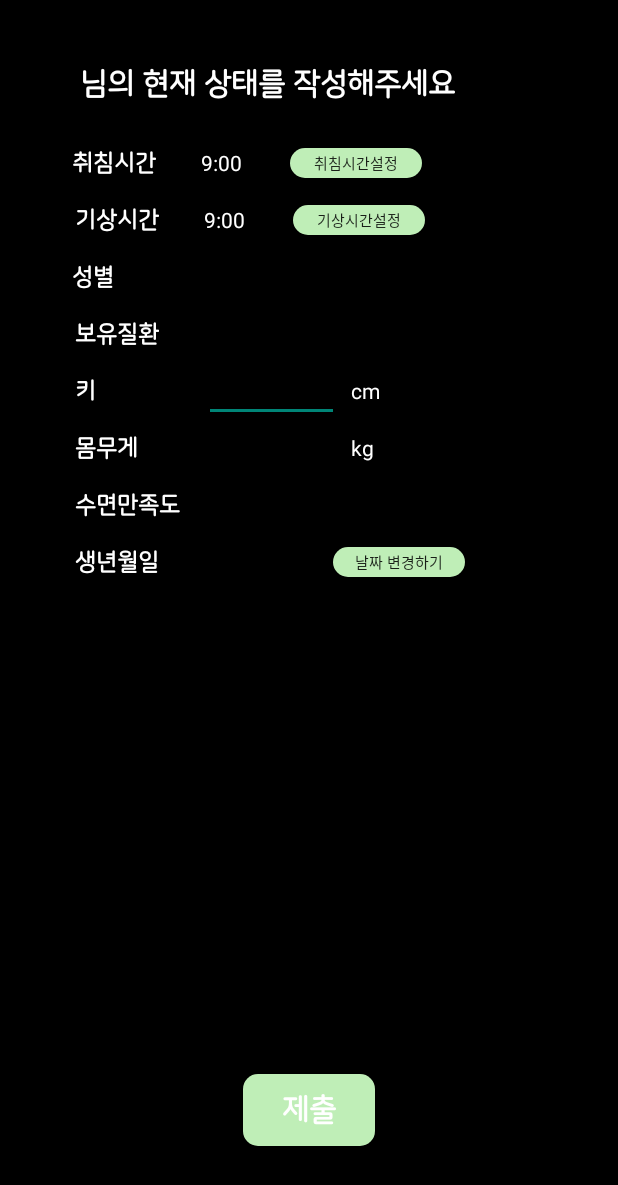
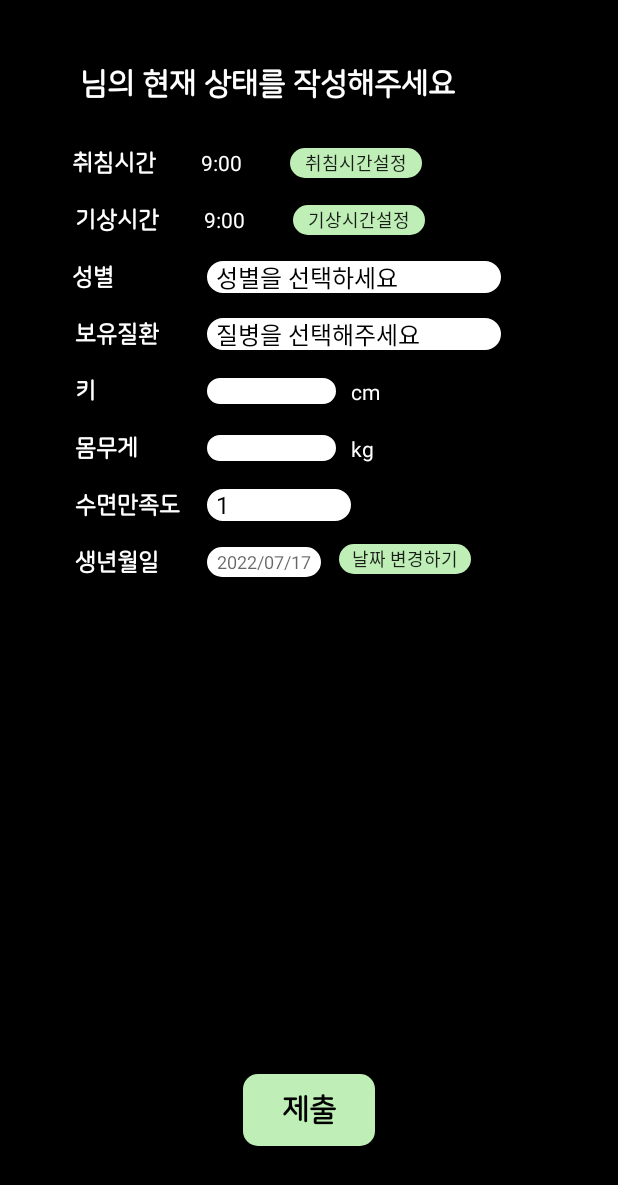
Before and after one commit to SeokCheol-Lee/MedexHealing, an Android app: the SurveyActivity screen opened directly, with no data from a screen before it, on a phone screen of 412 x 824 dp. Shown: the top 1185 px of the screen. Run offline under Robolectric (Android 15) with nearby library versions, the phone set to English and light mode, and no system bars.

Commit message:
디자인 부분 수정2

```diff
--- a/app/src/main/AndroidManifest.xml
+++ b/app/src/main/AndroidManifest.xml
@@ -19,7 +19,7 @@
         android:label="@string/app_name"
         android:roundIcon="@mipmap/ic_launcher_round"
         android:supportsRtl="true"
-        android:theme="@style/Theme.MedexHealing"
+        android:theme="@style/Theme.AppCompat.NoActionBar"
         android:usesCleartextTraffic="true">
         <activity
             android:name=".AlarmOpen"
--- a/app/src/main/java/org/techtown/medexhealing/ModSelectActivity.kt
+++ b/app/src/main/java/org/techtown/medexhealing/ModSelectActivity.kt
@@ -33,9 +33,14 @@ class ModSelectActivity : AppCompatActivity() {
         TabLayoutMediator(msbinding.tabLayout, msbinding.viewPager){tab, position ->
             tab.text = titles.get(position)
         }.attach()
+
+
         msbinding.tabLayout.getTabAt(0)?.setIcon(R.drawable.rebreak)
+
         msbinding.tabLayout.getTabAt(1)?.setIcon(R.drawable.shield)
+
         msbinding.tabLayout.getTabAt(2)?.setIcon(R.drawable.sleeping)
+
         msbinding.tabLayout.getTabAt(3)?.setIcon(R.drawable.settings)
     }
     fun changeTextView(string:String){
--- a/app/src/main/res/layout/activity_mod_select.xml
+++ b/app/src/main/res/layout/activity_mod_select.xml
@@ -7,7 +7,7 @@
     android:layout_height="match_parent"
     android:orientation="vertical"
     tools:context=".ModSelectActivity"
-    android:background="@color/grey">
+    android:background="@color/black">
     <TextView
         android:layout_width="wrap_content"
         android:layout_height="wrap_content"
--- a/app/src/main/res/layout/activity_survey.xml
+++ b/app/src/main/res/layout/activity_survey.xml
@@ -15,7 +15,7 @@
         android:layout_marginStart="32dp"
         android:background="@drawable/little_button"
         android:text="기상시간설정"
-        android:textSize="10dp"
+        android:textSize="12dp"
         app:layout_constraintBottom_toBottomOf="@+id/tv_surwakeup"
         app:layout_constraintStart_toEndOf="@+id/tv_surwakeup"
         app:layout_constraintTop_toTopOf="@+id/tv_surwakeup" />
@@ -61,6 +61,7 @@
         android:id="@+id/spin_sat"
         android:layout_width="100dp"
         android:layout_height="25dp"
+        android:background="@drawable/recborder"
         app:layout_constraintBottom_toBottomOf="@+id/textView2"
         app:layout_constraintStart_toStartOf="@+id/et_weight"
         app:layout_constraintTop_toTopOf="@+id/textView2" />
@@ -173,7 +174,7 @@
         android:text="제출"
         android:background="@drawable/little_button"
         android:fontFamily="@font/nsr"
-        android:textColor="@color/white"
+        android:textColor="@color/black"
         android:textSize="20sp"
         android:textStyle="bold"
         app:layout_constraintBottom_toBottomOf="parent"
@@ -185,6 +186,7 @@
         android:id="@+id/spin_sick"
         android:layout_width="200dp"
         android:layout_height="25dp"
+        android:background="@drawable/recborder"
         app:layout_constraintBottom_toBottomOf="@+id/textView10"
         app:layout_constraintStart_toStartOf="@+id/spin_gender"
         app:layout_constraintTop_toTopOf="@+id/textView10" />
@@ -194,6 +196,7 @@
         android:layout_width="wrap_content"
         android:layout_height="wrap_content"
         android:ems="5"
+        android:background="@drawable/recborder"
         android:textSize="15dp"
         android:inputType="numberDecimal"
         app:layout_constraintBottom_toBottomOf="@+id/textView11"
@@ -206,6 +209,7 @@
         android:layout_height="wrap_content"
         android:textSize="15dp"
         android:ems="5"
+        android:background="@drawable/recborder"
         android:inputType="numberDecimal"
         app:layout_constraintBottom_toBottomOf="@+id/textView12"
         app:layout_constraintStart_toStartOf="@+id/et_height"
@@ -215,6 +219,7 @@
         android:id="@+id/spin_gender"
         android:layout_width="200dp"
         android:layout_height="25dp"
+        android:background="@drawable/recborder"
         app:layout_constraintBottom_toBottomOf="@+id/textView27"
         app:layout_constraintStart_toStartOf="@+id/tv_surwakeup"
         app:layout_constraintTop_toTopOf="@+id/textView27" />
@@ -226,7 +231,7 @@
         android:layout_marginStart="10dp"
         android:background="@drawable/little_button"
         android:text="날짜 변경하기"
-        android:textSize="10dp"
+        android:textSize="12dp"
         app:layout_constraintBottom_toBottomOf="@+id/tv_birth"
         app:layout_constraintStart_toEndOf="@+id/tv_birth"
         app:layout_constraintTop_toTopOf="@+id/tv_birth"
@@ -234,9 +239,12 @@
 
     <TextView
         android:id="@+id/tv_birth"
-        android:layout_width="wrap_content"
-        android:layout_height="20dp"
+        android:layout_width="80dp"
+        android:layout_height="24dp"
         android:hint="2022/07/17"
+        android:textSize="12dp"
+        android:gravity="center"
+        android:background="@drawable/recborder"
         android:textColor="@color/white"
         app:layout_constraintBottom_toBottomOf="@+id/textView28"
         app:layout_constraintStart_toStartOf="@+id/spin_sat"
@@ -268,7 +276,7 @@
         android:layout_width="wrap_content"
         android:layout_height="20dp"
         android:layout_marginStart="32dp"
-        android:textSize="10dp"
+        android:textSize="12dp"
         android:background="@drawable/little_button"
         android:text="취침시간설정"
         app:layout_constraintBottom_toBottomOf="@+id/tv_sursleep"
--- a/app/src/main/res/layout/fragment_modfragment1.xml
+++ b/app/src/main/res/layout/fragment_modfragment1.xml
@@ -10,5 +10,9 @@
         android:layout_width="wrap_content"
         android:layout_height="wrap_content"
         android:layout_gravity="center"
-        android:text="ZG모드" />
+        android:text="ZG모드"
+        android:textColor="@color/black"
+        android:textStyle="bold"
+        android:background="@drawable/little_button"
+        />
 </FrameLayout>
--- a/app/src/main/res/layout/fragment_modfragment2.xml
+++ b/app/src/main/res/layout/fragment_modfragment2.xml
@@ -11,6 +11,9 @@
         android:layout_width="wrap_content"
         android:layout_height="wrap_content"
         android:text="Flat모드"
+        android:textColor="@color/black"
+        android:textStyle="bold"
+        android:background="@drawable/little_button"
         android:layout_gravity="center"/>
 
 </FrameLayout>
--- a/app/src/main/res/layout/fragment_modfragment3.xml
+++ b/app/src/main/res/layout/fragment_modfragment3.xml
@@ -11,6 +11,9 @@
         android:layout_width="wrap_content"
         android:layout_height="wrap_content"
         android:text="수면시작"
+        android:textColor="@color/black"
+        android:textStyle="bold"
+        android:background="@drawable/little_button"
         android:layout_gravity="center"/>
 
 </FrameLayout>
```
Also changed, not shown: app/src/main/res/layout/fragment_modfragment4.xml (+15 -3 lines).
